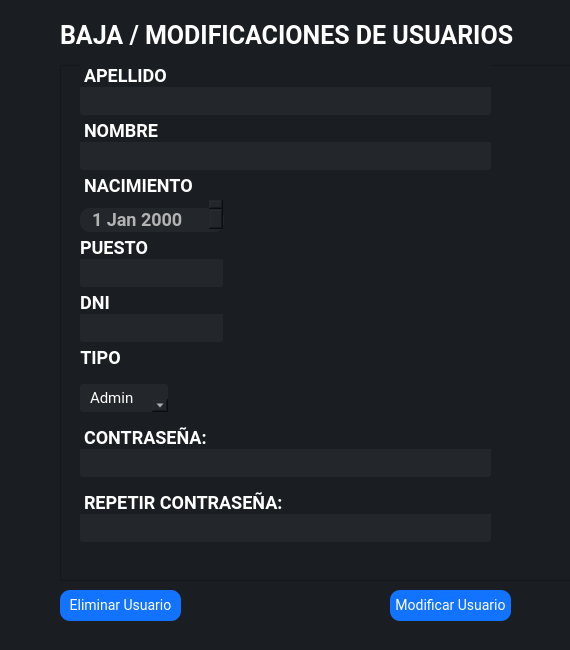
Old version of the form Interfaces/main/bm_user.ui in the repository juanignaciocansillieri/Proyecto-Final.
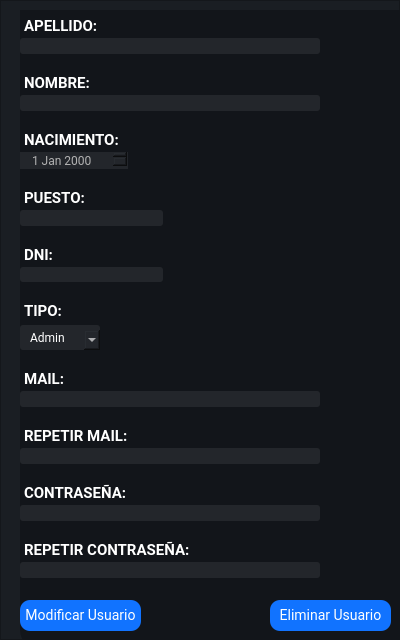
New version of the form.

The edit to the form file:
```diff
--- a/Interfaces/main/bm_user.ui
+++ b/Interfaces/main/bm_user.ui
@@ -6,35 +6,62 @@
    <rect>
     <x>0</x>
     <y>0</y>
-    <width>569</width>
-    <height>648</height>
+    <width>400</width>
+    <height>640</height>
    </rect>
   </property>
+  <property name="minimumSize">
+   <size>
+    <width>400</width>
+    <height>640</height>
+   </size>
+  </property>
+  <property name="maximumSize">
+   <size>
+    <width>570</width>
+    <height>16777215</height>
+   </size>
+  </property>
   <property name="windowTitle">
    <string>MainWindow</string>
   </property>
   <widget class="QWidget" name="centralwidget">
    <property name="minimumSize">
     <size>
-     <width>570</width>
-     <height>650</height>
+     <width>400</width>
+     <height>640</height>
     </size>
    </property>
    <property name="maximumSize">
     <size>
-     <width>570</width>
-     <height>16777215</height>
+     <width>400</width>
+     <height>640</height>
     </size>
    </property>
    <widget class="QFrame" name="frame">
+    <property name="enabled">
+     <bool>true</bool>
+    </property>
     <property name="geometry">
      <rect>
-      <x>-20</x>
-      <y>-20</y>
-      <width>591</width>
-      <height>671</height>
+      <x>0</x>
+      <y>0</y>
+      <width>400</width>
+      <height>640</height>
      </rect>
     </property>
+    <property name="minimumSize">
+     <size>
+      <width>400</width>
+      <height>640</height>
+     </size>
+    </property>
+    <property name="maximumSize">
+     <size>
+      <width>400</width>
+      <height>640</height>
+     </size>
+    </property>
     <property name="styleSheet">
      <string notr="true"> background-color: #1a1e23;
 </string>
@@ -48,18 +75,27 @@
     <widget class="QFrame" name="frame_3">
      <property name="geometry">
       <rect>
-       <x>80</x>
-       <y>80</y>
-       <width>521</width>
-       <height>521</height>
+       <x>20</x>
+       <y>10</y>
+       <width>400</width>
+       <height>640</height>
       </rect>
      </property>
+     <property name="minimumSize">
+      <size>
+       <width>400</width>
+       <height>640</height>
+      </size>
+     </property>
+     <property name="maximumSize">
+      <size>
+       <width>400</width>
+       <height>640</height>
+      </size>
+     </property>
      <property name="styleSheet">
-      <string notr="true">font-family: Roboto;
-font-weight: bold;
-font-size: 18px;
-color: #fff;
-margin-top:5px</string>
+      <string notr="true">background-color: #12151a;
+border-radius: 20px;</string>
      </property>
      <property name="frameShape">
       <enum>QFrame::StyledPanel</enum>
@@ -70,61 +106,42 @@
      <widget class="QWidget" name="formLayoutWidget">
       <property name="geometry">
        <rect>
-        <x>20</x>
-        <y>0</y>
-        <width>411</width>
-        <height>511</height>
+        <x>0</x>
+        <y>-20</y>
+        <width>351</width>
+        <height>591</height>
        </rect>
       </property>
       <layout class="QFormLayout" name="formLayout">
        <property name="horizontalSpacing">
-        <number>0</number>
+        <number>38</number>
        </property>
        <property name="verticalSpacing">
         <number>0</number>
        </property>
+       <property name="leftMargin">
+        <number>0</number>
+       </property>
+       <property name="topMargin">
+        <number>22</number>
+       </property>
+       <property name="rightMargin">
+        <number>0</number>
+       </property>
+       <property name="bottomMargin">
+        <number>3</number>
+       </property>
        <item row="0" column="0">
         <widget class="QLabel" name="label_2">
          <property name="styleSheet">
           <string notr="true">font-family: Roboto;
 font-weight: bold;
-font-size: 18px;
+font-size: 15px;
 color: #fff;
 margin-top:5px</string>
          </property>
          <property name="text">
-          <string>APELLIDO</string>
-         </property>
-        </widget>
-       </item>
-       <item row="1" column="0" colspan="2">
-        <widget class="QLineEdit" name="apellido_input">
-         <property name="minimumSize">
-          <size>
-           <width>0</width>
-           <height>28</height>
-          </size>
-         </property>
-         <property name="styleSheet">
-          <string notr="true">QLineEdit{
-background-color: #23262b;
-border-radius: 3px;
-padding: 4 10px;
-color: #fff;
-font-family:Roboto;
-margin-top: -3px;
-border: none;
-font-size:15px;
-font-weight: 400;
-
-}
-
-
-QLineEdit:focus{
-}</string>
-         </property>
-         <property name="placeholderText">
-          <string/>
+          <string>APELLIDO:</string>
          </property>
         </widget>
        </item>
@@ -133,21 +150,27 @@
          <property name="styleSheet">
           <string notr="true">font-family: Roboto;
 font-weight: bold;
-font-size: 18px;
+font-size: 15px;
 color: #fff;
-margin-top:5px</string>
+margin-top:20px</string>
          </property>
          <property name="text">
-          <string>NOMBRE</string>
+          <string>NOMBRE:</string>
          </property>
         </widget>
        </item>
-       <item row="4" column="0" colspan="2">
-        <widget class="QLineEdit" name="apellido_input_2">
+       <item row="3" column="0" colspan="2">
+        <widget class="QLineEdit" name="nombre_input">
          <property name="minimumSize">
           <size>
            <width>0</width>
-           <height>28</height>
+           <height>10</height>
+          </size>
+         </property>
+         <property name="maximumSize">
+          <size>
+           <width>300</width>
+           <height>20</height>
           </size>
          </property>
          <property name="styleSheet">
@@ -157,7 +180,7 @@
 padding: 4 10px;
 color: #fff;
 font-family:Roboto;
-margin-top: -3px;
+margin-top: 3px;
 border: none;
 font-size:15px;
 font-weight: 400;
@@ -173,21 +196,21 @@
          </property>
         </widget>
        </item>
+       <item row="4" column="0">
+        <widget class="QLabel" name="label_5">
+         <property name="styleSheet">
+          <string notr="true">font-family: Roboto;
+font-weight: bold;
+font-size: 15px;
+color: #fff;
+margin-top:20px</string>
+         </property>
+         <property name="text">
+          <string>NACIMIENTO:</string>
+         </property>
+        </widget>
+       </item>
        <item row="5" column="0">
-        <widget class="QLabel" name="label_4">
-         <property name="styleSheet">
-          <string notr="true">font-family: Roboto;
-font-weight: bold;
-font-size: 18px;
-color: #fff;
-margin-top:5px</string>
-         </property>
-         <property name="text">
-          <string>NACIMIENTO</string>
-         </property>
-        </widget>
-       </item>
-       <item row="6" column="0">
         <widget class="QDateEdit" name="nac_date">
          <property name="sizePolicy">
           <sizepolicy hsizetype="Minimum" vsizetype="Preferred">
@@ -200,94 +223,38 @@
 border-radius: 10px;
 padding:0 10px;
 color: #b3b3b3;
+font-size:15;
 font-family:Roboto;
-margin-top: 11px;</string>
+margin-top: 3 px;</string>
          </property>
         </widget>
        </item>
-       <item row="7" column="0">
-        <widget class="QLabel" name="label_5">
-         <property name="styleSheet">
-          <string notr="true">font-family: Roboto;
-font-weight: bold;
-font-size: 18px;
-color: #fff;
-margin-top:5px</string>
-         </property>
-         <property name="text">
-          <string>PUESTO</string>
-         </property>
-         <property name="alignment">
-          <set>Qt::AlignCenter</set>
-         </property>
-        </widget>
-       </item>
-       <item row="8" column="0">
-        <widget class="QLineEdit" name="apellido_input_4">
-         <property name="sizePolicy">
-          <sizepolicy hsizetype="Fixed" vsizetype="Fixed">
-           <horstretch>0</horstretch>
-           <verstretch>0</verstretch>
-          </sizepolicy>
-         </property>
-         <property name="minimumSize">
-          <size>
-           <width>29</width>
-           <height>28</height>
-          </size>
-         </property>
-         <property name="styleSheet">
-          <string notr="true">QLineEdit{
-background-color: #23262b;
-border-radius: 3px;
-padding: 4 10px;
-color: #fff;
-font-family:Roboto;
-margin-top: -3px;
-border: none;
-font-size:15px;
-font-weight: 400;
-
-}
-
-
-QLineEdit:focus{
-}</string>
-         </property>
-         <property name="placeholderText">
-          <string/>
-         </property>
-        </widget>
-       </item>
-       <item row="9" column="0">
+       <item row="6" column="0">
         <widget class="QLabel" name="label_6">
          <property name="styleSheet">
           <string notr="true">font-family: Roboto;
 font-weight: bold;
-font-size: 18px;
+font-size: 15px;
 color: #fff;
-margin-top:5px</string>
+margin-top:20px;</string>
          </property>
          <property name="text">
-          <string>DNI</string>
-         </property>
-         <property name="alignment">
-          <set>Qt::AlignCenter</set>
+          <string>PUESTO:</string>
          </property>
         </widget>
        </item>
-       <item row="10" column="0">
-        <widget class="QLineEdit" name="apellido_input_5">
-         <property name="sizePolicy">
-          <sizepolicy hsizetype="Fixed" vsizetype="Fixed">
-           <horstretch>0</horstretch>
-           <verstretch>0</verstretch>
-          </sizepolicy>
-         </property>
+       <item row="7" column="0">
+        <widget class="QLineEdit" name="puesto_input">
          <property name="minimumSize">
           <size>
-           <width>29</width>
-           <height>28</height>
+           <width>0</width>
+           <height>10</height>
+          </size>
+         </property>
+         <property name="maximumSize">
+          <size>
+           <width>300</width>
+           <height>20</height>
           </size>
          </property>
          <property name="styleSheet">
@@ -297,7 +264,7 @@
 padding: 4 10px;
 color: #fff;
 font-family:Roboto;
-margin-top: -3px;
+margin-top: 3px;
 border: none;
 font-size:15px;
 font-weight: 400;
@@ -314,23 +281,183 @@
         </widget>
        </item>
        <item row="11" column="0">
-        <widget class="QLabel" name="label_7">
+        <widget class="QLineEdit" name="mail_input">
+         <property name="minimumSize">
+          <size>
+           <width>0</width>
+           <height>10</height>
+          </size>
+         </property>
+         <property name="maximumSize">
+          <size>
+           <width>300</width>
+           <height>20</height>
+          </size>
+         </property>
          <property name="styleSheet">
-          <string notr="true">font-family: Roboto;
-font-weight: bold;
-font-size: 18px;
+          <string notr="true">QLineEdit{
+background-color: #23262b;
+border-radius: 3px;
+padding: 4 10px;
 color: #fff;
-margin-top:5px</string>
+font-family:Roboto;
+margin-top: 3px;
+border: none;
+font-size:15px;
+font-weight: 400;
+
+}
+
+
+QLineEdit:focus{
+}
+</string>
          </property>
-         <property name="text">
-          <string>TIPO</string>
+         <property name="placeholderText">
+          <string/>
          </property>
-         <property name="alignment">
-          <set>Qt::AlignCenter</set>
+        </widget>
+       </item>
+       <item row="16" column="0" colspan="2">
+        <widget class="QLineEdit" name="pass_input">
+         <property name="minimumSize">
+          <size>
+           <width>0</width>
+           <height>10</height>
+          </size>
+         </property>
+         <property name="maximumSize">
+          <size>
+           <width>300</width>
+           <height>20</height>
+          </size>
+         </property>
+         <property name="styleSheet">
+          <string notr="true">QLineEdit{
+background-color: #23262b;
+border-radius: 3px;
+padding: 4 10px;
+color: #fff;
+font-family:Roboto;
+margin-top: 3px;
+border: none;
+font-size:15px;
+font-weight: 400;
+
+}
+
+
+QLineEdit:focus{
+}</string>
+         </property>
+         <property name="placeholderText">
+          <string/>
+         </property>
+        </widget>
+       </item>
+       <item row="19" column="0" colspan="2">
+        <widget class="QLineEdit" name="pass_input_2">
+         <property name="minimumSize">
+          <size>
+           <width>0</width>
+           <height>10</height>
+          </size>
+         </property>
+         <property name="maximumSize">
+          <size>
+           <width>300</width>
+           <height>20</height>
+          </size>
+         </property>
+         <property name="styleSheet">
+          <string notr="true">QLineEdit{
+background-color: #23262b;
+border-radius: 3px;
+padding: 4 10px;
+color: #fff;
+font-family:Roboto;
+margin-top: 3px;
+border: none;
+font-size:15px;
+font-weight: 400;
+
+}
+
+
+QLineEdit:focus{
+}</string>
+         </property>
+         <property name="placeholderText">
+          <string/>
          </property>
         </widget>
        </item>
        <item row="12" column="0">
+        <widget class="QLabel" name="label_10">
+         <property name="styleSheet">
+          <string notr="true">font-family: Roboto;
+font-weight: bold;
+font-size: 15px;
+color: #fff;
+margin-top:20px</string>
+         </property>
+         <property name="text">
+          <string>TIPO:</string>
+         </property>
+        </widget>
+       </item>
+       <item row="8" column="0">
+        <widget class="QLabel" name="label_8">
+         <property name="styleSheet">
+          <string notr="true">font-family: Roboto;
+font-weight: bold;
+font-size: 15px;
+color: #fff;
+margin-top:20px</string>
+         </property>
+         <property name="text">
+          <string>DNI:</string>
+         </property>
+        </widget>
+       </item>
+       <item row="1" column="0" colspan="2">
+        <widget class="QLineEdit" name="apellido_input">
+         <property name="minimumSize">
+          <size>
+           <width>0</width>
+           <height>10</height>
+          </size>
+         </property>
+         <property name="maximumSize">
+          <size>
+           <width>300</width>
+           <height>20</height>
+          </size>
+         </property>
+         <property name="styleSheet">
+          <string notr="true">QLineEdit{
+background-color: #23262b;
+border-radius: 3px;
+padding: 4 10px;
+color: #fff;
+font-family:Roboto;
+margin-top: 3px;
+border: none;
+font-size:15px;
+font-weight: 400;
+
+}
+
+
+QLineEdit:focus{
+}</string>
+         </property>
+         <property name="placeholderText">
+          <string/>
+         </property>
+        </widget>
+       </item>
+       <item row="13" column="0">
         <widget class="QComboBox" name="tipo_cb">
          <property name="styleSheet">
           <string notr="true">
@@ -339,11 +466,11 @@
 padding: 4 10px;
 color: #fff;
 font-family:Roboto;
-margin-top: 3px;
+margin-top: 0px;
 border: none;
-font-size:15px;
+font-size:13;
 font-weight: 400;
-margin-top:15px
+margin-top:5px
 
 
 </string>
@@ -383,26 +510,55 @@
          </item>
         </widget>
        </item>
-       <item row="13" column="0">
-        <widget class="QLabel" name="label_8">
+       <item row="22" column="0" colspan="2">
+        <widget class="QLineEdit" name="pass_input_3">
+         <property name="minimumSize">
+          <size>
+           <width>0</width>
+           <height>10</height>
+          </size>
+         </property>
+         <property name="maximumSize">
+          <size>
+           <width>300</width>
+           <height>20</height>
+          </size>
+         </property>
          <property name="styleSheet">
-          <string notr="true">font-family: Roboto;
-font-weight: bold;
-font-size: 18px;
+          <string notr="true">QLineEdit{
+background-color: #23262b;
+border-radius: 3px;
+padding: 4 10px;
 color: #fff;
-margin-top:15px</string>
+font-family:Roboto;
+margin-top: 3px;
+border: none;
+font-size:15px;
+font-weight: 400;
+
+}
+
+
+QLineEdit:focus{
+}</string>
          </property>
-         <property name="text">
-          <string>CONTRASEÑA:</string>
+         <property name="placeholderText">
+          <string/>
          </property>
         </widget>
        </item>
-       <item row="14" column="0" colspan="2">
-        <widget class="QLineEdit" name="apellido_input_3">
+       <item row="25" column="0" colspan="2">
+        <widget class="QLineEdit" name="pass_input_4">
          <property name="minimumSize">
           <size>
            <width>0</width>
-           <height>28</height>
+           <height>10</height>
+          </size>
+         </property>
+         <property name="maximumSize">
+          <size>
+           <width>300</width>
+           <height>20</height>
           </size>
          </property>
          <property name="styleSheet">
@@ -412,7 +568,7 @@
 padding: 4 10px;
 color: #fff;
 font-family:Roboto;
-margin-top: -3px;
+margin-top: 3px;
 border: none;
 font-size:15px;
 font-weight: 400;
@@ -429,101 +585,83 @@
         </widget>
        </item>
        <item row="15" column="0">
+        <widget class="QLabel" name="label_11">
+         <property name="styleSheet">
+          <string notr="true">font-family: Roboto;
+font-weight: bold;
+font-size: 15px;
+color: #fff;
+margin-top:20px</string>
+         </property>
+         <property name="text">
+          <string>MAIL:</string>
+         </property>
+        </widget>
+       </item>
+       <item row="21" column="0">
+        <widget class="QLabel" name="label_7">
+         <property name="styleSheet">
+          <string notr="true">font-family: Roboto;
+font-weight: bold;
+font-size: 15px;
+color: #fff;
+margin-top:20px</string>
+         </property>
+         <property name="text">
+          <string>CONTRASEÑA:</string>
+         </property>
+        </widget>
+       </item>
+       <item row="24" column="0">
         <widget class="QLabel" name="label_9">
          <property name="styleSheet">
           <string notr="true">font-family: Roboto;
 font-weight: bold;
-font-size: 18px;
+font-size: 15px;
 color: #fff;
-margin-top:15px</string>
+margin-top:20px</string>
          </property>
          <property name="text">
           <string>REPETIR CONTRASEÑA:</string>
          </property>
         </widget>
        </item>
-       <item row="16" column="0" colspan="2">
-        <widget class="QLineEdit" name="apellido_input_6">
-         <property name="minimumSize">
-          <size>
-           <width>0</width>
-           <height>28</height>
-          </size>
-         </property>
+       <item row="18" column="0">
+        <widget class="QLabel" name="label_12">
          <property name="styleSheet">
-          <string notr="true">QLineEdit{
-background-color: #23262b;
-border-radius: 3px;
-padding: 4 10px;
+          <string notr="true">font-family: Roboto;
+font-weight: bold;
+font-size: 15px;
 color: #fff;
-font-family:Roboto;
-margin-top: -3px;
-border: none;
-font-size:15px;
-font-weight: 400;
-
-}
-
-
-QLineEdit:focus{
-}</string>
+margin-top:20px</string>
          </property>
-         <property name="placeholderText">
-          <string/>
+         <property name="text">
+          <string>REPETIR MAIL:</string>
          </property>
         </widget>
        </item>
       </layout>
      </widget>
-    </widget>
-    <widget class="QLabel" name="label">
-     <property name="geometry">
-      <rect>
-       <x>80</x>
-       <y>10</y>
-       <width>481</width>
-       <height>91</height>
-      </rect>
-     </property>
-     <property name="font">
-      <font>
-       <family>Roboto</family>
-       <pointsize>-1</pointsize>
-       <weight>75</weight>
-       <bold>true</bold>
-      </font>
-     </property>
-     <property name="styleSheet">
-      <string notr="true">font-family: Roboto;
-font-weight: bold;
-font-size: 25px;
-color: #fff;
-background:none;</string>
-     </property>
-     <property name="text">
-      <string>BAJA / MODIFICACIONES DE USUARIOS</string>
-     </property>
-    </widget>
-    <widget class="QPushButton" name="pushButton">
-     <property name="geometry">
-      <rect>
-       <x>410</x>
-       <y>610</y>
-       <width>121</width>
-       <height>31</height>
-      </rect>
-     </property>
-     <property name="font">
-      <font>
-       <family>Roboto</family>
-       <pointsize>-1</pointsize>
-      </font>
-     </property>
-     <property name="cursor">
-      <cursorShape>PointingHandCursor</cursorShape>
-     </property>
-     <property name="styleSheet">
-      <string notr="true">QPushButton{
+     <widget class="QPushButton" name="pushButton">
+      <property name="geometry">
+       <rect>
+        <x>0</x>
+        <y>590</y>
+        <width>121</width>
+        <height>31</height>
+       </rect>
+      </property>
+      <property name="font">
+       <font>
+        <family>Roboto</family>
+        <pointsize>-1</pointsize>
+       </font>
+      </property>
+      <property name="cursor">
+       <cursorShape>PointingHandCursor</cursorShape>
+      </property>
+      <property name="styleSheet">
+       <string notr="true">QPushButton{
 background-color: #1173ff;
 color: #fff;
 border-radius:10px;
@@ -534,31 +672,31 @@
 QPushButton:hover{
 background-color: #45a9f0;
 }</string>
-     </property>
-     <property name="text">
-      <string>Modificar Usuario</string>
-     </property>
-    </widget>
-    <widget class="QPushButton" name="pushButton_2">
-     <property name="geometry">
-      <rect>
-       <x>80</x>
-       <y>610</y>
-       <width>121</width>
-       <height>31</height>
-      </rect>
-     </property>
-     <property name="font">
-      <font>
-       <family>Roboto</family>
-       <pointsize>-1</pointsize>
-      </font>
-     </property>
-     <property name="cursor">
-      <cursorShape>PointingHandCursor</cursorShape>
-     </property>
-     <property name="styleSheet">
-      <string notr="true">QPushButton{
+      </property>
+      <property name="text">
+       <string>Modificar Usuario</string>
+      </property>
+     </widget>
+     <widget class="QPushButton" name="pushButton_2">
+      <property name="geometry">
+       <rect>
+        <x>250</x>
+        <y>590</y>
+        <width>121</width>
+        <height>31</height>
+       </rect>
+      </property>
+      <property name="font">
+       <font>
+        <family>Roboto</family>
+        <pointsize>-1</pointsize>
+       </font>
+      </property>
+      <property name="cursor">
+       <cursorShape>PointingHandCursor</cursorShape>
+      </property>
+      <property name="styleSheet">
+       <string notr="true">QPushButton{
 background-color: #1173ff;
 color: #fff;
 border-radius:10px;
@@ -569,10 +707,11 @@
 QPushButton:hover{
 background-color: #45a9f0;
 }</string>
-     </property>
-     <property name="text">
-      <string>Eliminar Usuario</string>
-     </property>
+      </property>
+      <property name="text">
+       <string>Eliminar Usuario</string>
+      </property>
+     </widget>
     </widget>
    </widget>
   </widget>
```
